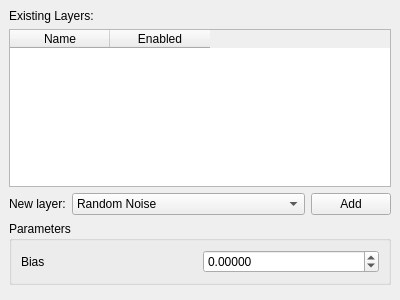
Above: inputGen/ui/displacementfactory.ui from amonszpart/RAPter before the change. Below: the same form after it.
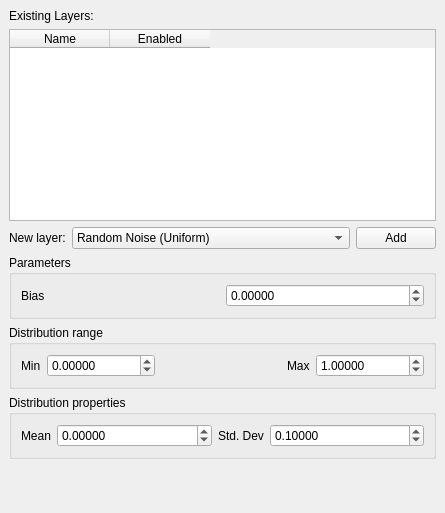
That is the form after the change.

Commit message: Add Normal and Random Distribution for random noise

The edit to the form file:
```diff
--- a/inputGen/ui/displacementfactory.ui
+++ b/inputGen/ui/displacementfactory.ui
@@ -6,8 +6,8 @@
    <rect>
     <x>0</x>
     <y>0</y>
-    <width>400</width>
-    <height>300</height>
+    <width>445</width>
+    <height>513</height>
    </rect>
   </property>
   <property name="windowTitle">
@@ -15,6 +15,45 @@
   </property>
   <widget class="QWidget" name="dockWidgetContents">
    <layout class="QGridLayout" name="gridLayout">
+    <item row="6" column="0">
+     <spacer name="verticalSpacer">
+      <property name="orientation">
+       <enum>Qt::Vertical</enum>
+      </property>
+      <property name="sizeHint" stdset="0">
+       <size>
+        <width>20</width>
+        <height>40</height>
+       </size>
+      </property>
+     </spacer>
+    </item>
+    <item row="2" column="0">
+     <widget class="QLabel" name="label_2">
+      <property name="sizePolicy">
+       <sizepolicy hsizetype="Maximum" vsizetype="Preferred">
+        <horstretch>0</horstretch>
+        <verstretch>0</verstretch>
+       </sizepolicy>
+      </property>
+      <property name="text">
+       <string>New layer:</string>
+      </property>
+      <property name="buddy">
+       <cstring>_displacementLayerAddCombo</cstring>
+      </property>
+     </widget>
+    </item>
+    <item row="0" column="0" colspan="2">
+     <widget class="QLabel" name="label">
+      <property name="text">
+       <string>Existing Layers:</string>
+      </property>
+      <property name="buddy">
+       <cstring>_displacementLayerTable</cstring>
+      </property>
+     </widget>
+    </item>
     <item row="2" column="2">
      <widget class="QPushButton" name="_displacementLayerAddButton">
       <property name="sizePolicy">
@@ -28,18 +67,93 @@
       </property>
      </widget>
     </item>
-    <item row="2" column="1">
-     <widget class="QComboBox" name="_displacementLayerAddCombo">
-      <item>
-       <property name="text">
-        <string>Random Noise</string>
-       </property>
-      </item>
-      <item>
-       <property name="text">
-        <string>Bias</string>
-       </property>
-      </item>
+    <item row="4" column="0" colspan="3">
+     <widget class="QGroupBox" name="_displacementParamRandomUniformGroup">
+      <property name="title">
+       <string>Distribution range</string>
+      </property>
+      <layout class="QGridLayout" name="gridLayout_3">
+       <item row="0" column="1">
+        <widget class="QDoubleSpinBox" name="_displacementParamRandomUniformMinValue">
+         <property name="sizePolicy">
+          <sizepolicy hsizetype="Minimum" vsizetype="Fixed">
+           <horstretch>0</horstretch>
+           <verstretch>0</verstretch>
+          </sizepolicy>
+         </property>
+         <property name="decimals">
+          <number>5</number>
+         </property>
+         <property name="minimum">
+          <double>-999999.000000000000000</double>
+         </property>
+         <property name="maximum">
+          <double>999999.000000000000000</double>
+         </property>
+        </widget>
+       </item>
+       <item row="0" column="2">
+        <spacer name="horizontalSpacer">
+         <property name="orientation">
+          <enum>Qt::Horizontal</enum>
+         </property>
+         <property name="sizeHint" stdset="0">
+          <size>
+           <width>40</width>
+           <height>20</height>
+          </size>
+         </property>
+        </spacer>
+       </item>
+       <item row="0" column="0">
+        <widget class="QLabel" name="_displacementParamRandomUniformMinValueLabel">
+         <property name="sizePolicy">
+          <sizepolicy hsizetype="Maximum" vsizetype="Preferred">
+           <horstretch>0</horstretch>
+           <verstretch>0</verstretch>
+          </sizepolicy>
+         </property>
+         <property name="text">
+          <string>Min</string>
+         </property>
+         <property name="buddy">
+          <cstring>_displacementParamRandomUniformMinValue</cstring>
+         </property>
+        </widget>
+       </item>
+       <item row="0" column="4">
+        <widget class="QDoubleSpinBox" name="_displacementParamRandomUniformMaxValue">
+         <property name="decimals">
+          <number>5</number>
+         </property>
+         <property name="minimum">
+          <double>-999999.000000000000000</double>
+         </property>
+         <property name="maximum">
+          <double>999999.000000000000000</double>
+         </property>
+         <property name="value">
+          <double>1.000000000000000</double>
+         </property>
+        </widget>
+       </item>
+       <item row="0" column="3">
+        <widget class="QLabel" name="_displacementParamRandomUniformMaxValueLabel">
+         <property name="sizePolicy">
+          <sizepolicy hsizetype="Maximum" vsizetype="Preferred">
+           <horstretch>0</horstretch>
+           <verstretch>0</verstretch>
+          </sizepolicy>
+         </property>
+         <property name="text">
+          <string>Max</string>
+         </property>
+         <property name="buddy">
+          <cstring>_displacementParamRandomUniformMaxValue</cstring>
+         </property>
+        </widget>
+       </item>
+      </layout>
      </widget>
     </item>
     <item row="1" column="0" colspan="3">
@@ -65,14 +179,23 @@
       </column>
      </widget>
     </item>
-    <item row="0" column="0" colspan="2">
-     <widget class="QLabel" name="label">
-      <property name="text">
-       <string>Existing Layers:</string>
-      </property>
-      <property name="buddy">
-       <cstring>_displacementLayerTable</cstring>
-      </property>
+    <item row="2" column="1">
+     <widget class="QComboBox" name="_displacementLayerAddCombo">
+      <item>
+       <property name="text">
+        <string>Random Noise (Uniform)</string>
+       </property>
+      </item>
+      <item>
+       <property name="text">
+        <string>Random Noise (Normal)</string>
+       </property>
+      </item>
+      <item>
+       <property name="text">
+        <string>Bias</string>
+       </property>
+      </item>
      </widget>
     </item>
     <item row="3" column="0" colspan="3">
@@ -107,35 +230,73 @@
       </layout>
      </widget>
     </item>
-    <item row="2" column="0">
-     <widget class="QLabel" name="label_2">
-      <property name="sizePolicy">
-       <sizepolicy hsizetype="Maximum" vsizetype="Preferred">
-        <horstretch>0</horstretch>
-        <verstretch>0</verstretch>
-       </sizepolicy>
+    <item row="5" column="0" colspan="3">
+     <widget class="QGroupBox" name="_displacementParamRandomNormalGroup">
+      <property name="title">
+       <string>Distribution properties</string>
       </property>
-      <property name="text">
-       <string>New layer:</string>
-      </property>
-      <property name="buddy">
-       <cstring>_displacementLayerAddCombo</cstring>
-      </property>
+      <layout class="QGridLayout" name="gridLayout_4">
+       <item row="0" column="0">
+        <widget class="QLabel" name="_displacementParamRandomNormalMeanValueLabel">
+         <property name="sizePolicy">
+          <sizepolicy hsizetype="Maximum" vsizetype="Preferred">
+           <horstretch>0</horstretch>
+           <verstretch>0</verstretch>
+          </sizepolicy>
+         </property>
+         <property name="text">
+          <string>Mean</string>
+         </property>
+         <property name="buddy">
+          <cstring>_displacementParamRandomNormalMeanValue</cstring>
+         </property>
+        </widget>
+       </item>
+       <item row="0" column="1">
+        <widget class="QDoubleSpinBox" name="_displacementParamRandomNormalMeanValue">
+         <property name="decimals">
+          <number>5</number>
+         </property>
+         <property name="minimum">
+          <double>-999999.000000000000000</double>
+         </property>
+         <property name="maximum">
+          <double>999999.000000000000000</double>
+         </property>
+        </widget>
+       </item>
+       <item row="0" column="2">
+        <widget class="QLabel" name="_displacementParamRandomNormalStddevValueLabel">
+         <property name="sizePolicy">
+          <sizepolicy hsizetype="Maximum" vsizetype="Preferred">
+           <horstretch>0</horstretch>
+           <verstretch>0</verstretch>
+          </sizepolicy>
+         </property>
+         <property name="text">
+          <string>Std. Dev</string>
+         </property>
+         <property name="buddy">
+          <cstring>_displacementParamRandomNormalStddevValue</cstring>
+         </property>
+        </widget>
+       </item>
+       <item row="0" column="3">
+        <widget class="QDoubleSpinBox" name="_displacementParamRandomNormalStddevValue">
+         <property name="decimals">
+          <number>5</number>
+         </property>
+         <property name="maximum">
+          <double>99999.000000000000000</double>
+         </property>
+         <property name="value">
+          <double>0.100000000000000</double>
+         </property>
+        </widget>
+       </item>
+      </layout>
      </widget>
     </item>
-    <item row="4" column="0">
-     <spacer name="verticalSpacer">
-      <property name="orientation">
-       <enum>Qt::Vertical</enum>
-      </property>
-      <property name="sizeHint" stdset="0">
-       <size>
-        <width>20</width>
-        <height>40</height>
-       </size>
-      </property>
-     </spacer>
-    </item>
    </layout>
   </widget>
  </widget>
```
Left out of the diff: 64 changed lines with no effect on the pictures. The commit also changes 5 other files.
